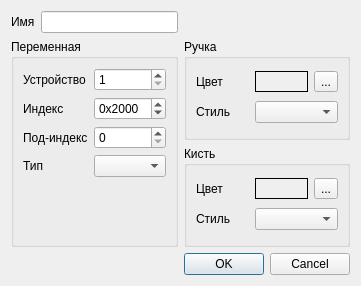
Old version of the form signalcurveeditdlg.ui in the repository catompiler/QCanDrive.
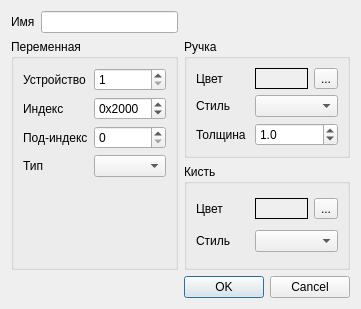
New version of the form.

Commit message: plot pen line width

Patch:
```diff
--- a/signalcurveeditdlg.ui
+++ b/signalcurveeditdlg.ui
@@ -7,7 +7,7 @@
     <x>0</x>
     <y>0</y>
     <width>357</width>
-    <height>286</height>
+    <height>309</height>
    </rect>
   </property>
   <property name="windowTitle">
@@ -132,8 +132,12 @@
         <property name="autoFillBackground">
          <bool>true</bool>
         </property>
-        <property name="frameShape">
-         <enum>QFrame::Panel</enum>
+       </widget>
+      </item>
+      <item row="3" column="0">
+       <widget class="QLabel" name="lblLineWidth">
+        <property name="text">
+         <string>Толщина</string>
         </property>
        </widget>
       </item>
@@ -154,6 +158,32 @@
       <item row="1" column="1" colspan="2">
        <widget class="QComboBox" name="cbPenStyle"/>
       </item>
+      <item row="0" column="1">
+       <widget class="QFrame" name="frPenColor">
+        <property name="autoFillBackground">
+         <bool>true</bool>
+        </property>
+        <property name="frameShape">
+         <enum>QFrame::Panel</enum>
+        </property>
+       </widget>
+      </item>
+      <item row="3" column="1" colspan="2">
+       <widget class="QDoubleSpinBox" name="sbLineWidth">
+        <property name="decimals">
+         <number>1</number>
+        </property>
+        <property name="maximum">
+         <double>10.000000000000000</double>
+        </property>
+        <property name="singleStep">
+         <double>0.500000000000000</double>
+        </property>
+        <property name="value">
+         <double>1.000000000000000</double>
+        </property>
+       </widget>
+      </item>
      </layout>
     </widget>
    </item>
```
Left out of the diff: 15 changed lines with no effect on the pictures. The commit also changes 5 other files.
